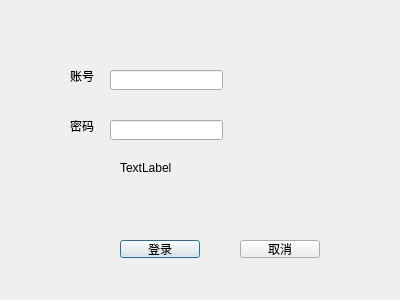
ClearDewy/CDSignInSystem, file CDSignInSystem/login.ui: the form before one commit.
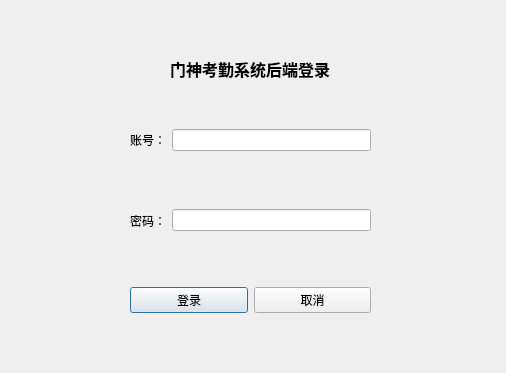
The form after the commit.

What changed in the file:
```diff
--- a/CDSignInSystem/login.ui
+++ b/CDSignInSystem/login.ui
@@ -6,100 +6,105 @@
    <rect>
     <x>0</x>
     <y>0</y>
-    <width>400</width>
-    <height>300</height>
+    <width>506</width>
+    <height>373</height>
    </rect>
   </property>
   <property name="windowTitle">
    <string>Dialog</string>
   </property>
-  <widget class="QPushButton" name="confirmButton">
+  <widget class="QWidget" name="horizontalLayoutWidget">
    <property name="geometry">
     <rect>
-     <x>120</x>
-     <y>240</y>
-     <width>80</width>
-     <height>18</height>
+     <x>130</x>
+     <y>100</y>
+     <width>241</width>
+     <height>80</height>
     </rect>
    </property>
-   <property name="text">
-    <string>登录</string>
-   </property>
+   <layout class="QHBoxLayout" name="horizontalLayout">
+    <item>
+     <widget class="QLabel" name="usernameLabel">
+      <property name="text">
+       <string>账号：</string>
+      </property>
+     </widget>
+    </item>
+    <item>
+     <widget class="QLineEdit" name="usernameEdit"/>
+    </item>
+   </layout>
   </widget>
-  <widget class="QPushButton" name="concelButton">
+  <widget class="QWidget" name="horizontalLayoutWidget_2">
    <property name="geometry">
     <rect>
-     <x>240</x>
-     <y>240</y>
-     <width>80</width>
-     <height>18</height>
+     <x>130</x>
+     <y>180</y>
+     <width>241</width>
+     <height>81</height>
     </rect>
    </property>
-   <property name="text">
-    <string>取消</string>
-   </property>
+   <layout class="QHBoxLayout" name="horizontalLayout_2">
+    <item>
+     <widget class="QLabel" name="passwordLabel">
+      <property name="text">
+       <string>密码：</string>
+      </property>
+     </widget>
+    </item>
+    <item>
+     <widget class="QLineEdit" name="passwordEdit">
+      <property name="echoMode">
+       <enum>QLineEdit::Password</enum>
+      </property>
+     </widget>
+    </item>
+   </layout>
   </widget>
-  <widget class="QLabel" name="usernameLabel">
+  <widget class="QWidget" name="verticalLayoutWidget">
    <property name="geometry">
     <rect>
-     <x>70</x>
-     <y>70</y>
-     <width>40</width>
-     <height>12</height>
+     <x>130</x>
+     <y>39</y>
+     <width>241</width>
+     <height>61</height>
     </rect>
    </property>
-   <property name="text">
-    <string>账号</string>
-   </property>
+   <layout class="QVBoxLayout" name="verticalLayout">
+    <item alignment="Qt::AlignHCenter">
+     <widget class="QLabel" name="logInMessage">
+      <property name="text">
+       <string>&lt;html&gt;&lt;head/&gt;&lt;body&gt;&lt;p&gt;&lt;span style=&quot; font-size:12pt; font-weight:700;&quot;&gt;门神考勤系统后端登录&lt;/span&gt;&lt;/p&gt;&lt;/body&gt;&lt;/html&gt;</string>
+      </property>
+     </widget>
+    </item>
+   </layout>
   </widget>
-  <widget class="QLabel" name="passwordLabel">
+  <widget class="QWidget" name="horizontalLayoutWidget_3">
    <property name="geometry">
     <rect>
-     <x>70</x>
-     <y>120</y>
-     <width>40</width>
-     <height>12</height>
+     <x>130</x>
+     <y>260</y>
+     <width>241</width>
+     <height>81</height>
     </rect>
    </property>
-   <property name="text">
-    <string>密码</string>
-   </property>
-  </widget>
-  <widget class="QLineEdit" name="usernameEdit">
-   <property name="geometry">
-    <rect>
-     <x>110</x>
-     <y>70</y>
-     <width>113</width>
-     <height>20</height>
-    </rect>
-   </property>
-  </widget>
-  <widget class="QLineEdit" name="passwordEdit">
-   <property name="geometry">
-    <rect>
-     <x>110</x>
-     <y>120</y>
-     <width>113</width>
-     <height>20</height>
-    </rect>
-   </property>
-   <property name="echoMode">
-    <enum>QLineEdit::Password</enum>
-   </property>
-  </widget>
-  <widget class="QLabel" name="logInMessage">
-   <property name="geometry">
-    <rect>
-     <x>120</x>
-     <y>160</y>
-     <width>101</width>
-     <height>16</height>
-    </rect>
-   </property>
-   <property name="text">
-    <string>TextLabel</string>
-   </property>
+   <layout class="QHBoxLayout" name="horizontalLayout_3">
+    <item>
+     <widget class="QPushButton" name="confirmButton">
+      <property name="text">
+       <string>登录</string>
+      </property>
+     </widget>
+    </item>
+    <item>
+     <widget class="QPushButton" name="concelButton">
+      <property name="text">
+       <string>取消</string>
+      </property>
+     </widget>
+    </item>
+   </layout>
   </widget>
  </widget>
  <resources/>
```
